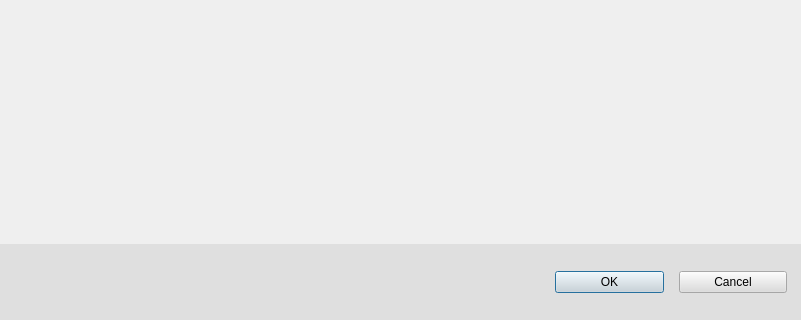
Before: the Qt Designer form src/ProjNavigator/add_file_dialog.ui in os-fpga/FOEDAG, drawn with Qt 5; both pictures show x 0 to 801 and y 452 to 772 of the 801 by 772 pixel window.
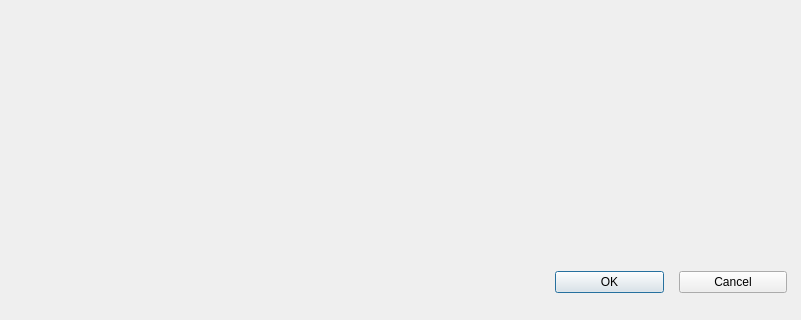
After: the same form once the commit is applied.

```diff
--- a/src/ProjNavigator/add_file_dialog.ui
+++ b/src/ProjNavigator/add_file_dialog.ui
@@ -45,7 +45,7 @@
    <item>
     <widget class="QWidget" name="m_widget_bottom" native="true">
      <property name="styleSheet">
-      <string notr="true">background-color: rgba(220, 220, 220, 220);</string>
+      <string notr="true"/>
      </property>
      <layout class="QGridLayout" name="gridLayout">
       <item row="0" column="0">
```
